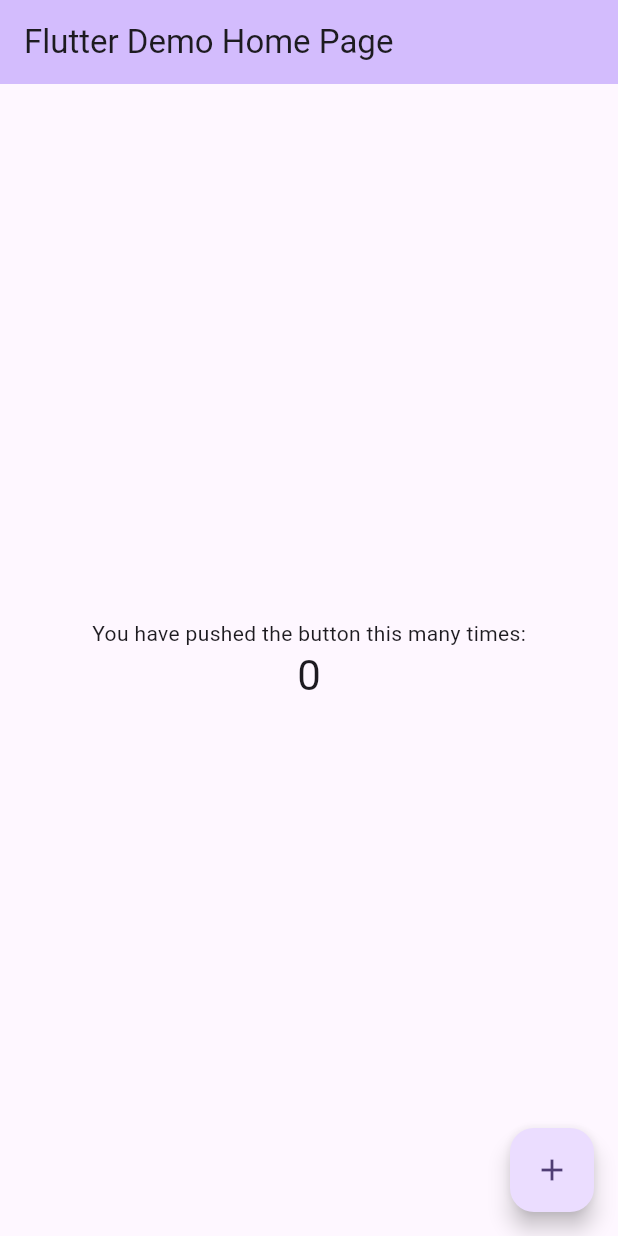
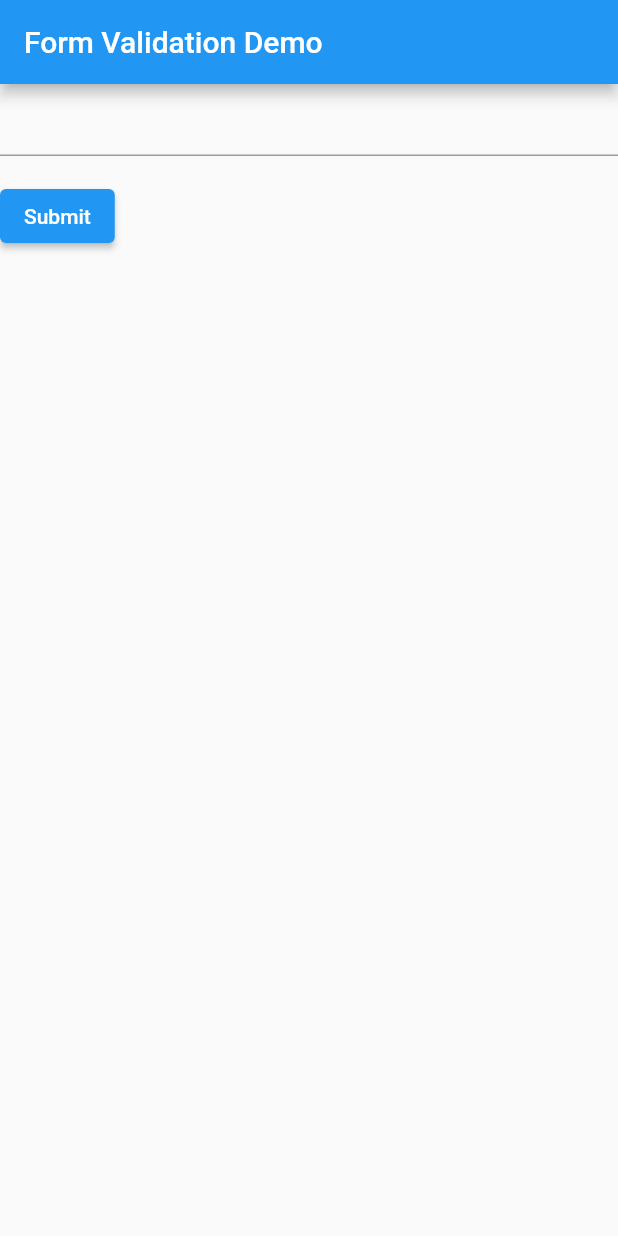
Before and after one commit to asutaka/FlutterCom, a Flutter app: the screen it shows after launch, on a phone screen of 412 x 824 dp. Run offline on Flutter 3.47's test engine with Material 2 defaults, Android fonts, the phone set to English and light mode, and no system bars.

Commit message:
second commit

```diff
--- a/lib/main.dart
+++ b/lib/main.dart
@@ -1,125 +1,81 @@
 import 'package:flutter/material.dart';
 
-void main() {
-  runApp(const MyApp());
-}
+void main() => runApp(const MyApp());
 
 class MyApp extends StatelessWidget {
   const MyApp({super.key});
 
-  // This widget is the root of your application.
   @override
   Widget build(BuildContext context) {
+    const appTitle = 'Form Validation Demo';
+
     return MaterialApp(
-      title: 'Flutter Demo',
-      theme: ThemeData(
-        // This is the theme of your application.
-        //
-        // TRY THIS: Try running your application with "flutter run". You'll see
-        // the application has a blue toolbar. Then, without quitting the app,
-        // try changing the seedColor in the colorScheme below to Colors.green
-        // and then invoke "hot reload" (save your changes or press the "hot
-        // reload" button in a Flutter-supported IDE, or press "r" if you used
-        // the command line to start the app).
-        //
-        // Notice that the counter didn't reset back to zero; the application
-        // state is not lost during the reload. To reset the state, use hot
-        // restart instead.
-        //
-        // This works for code too, not just values: Most code changes can be
-        // tested with just a hot reload.
-        colorScheme: ColorScheme.fromSeed(seedColor: Colors.deepPurple),
-        useMaterial3: true,
+      title: appTitle,
+      home: Scaffold(
+        appBar: AppBar(
+          title: const Text(appTitle),
+        ),
+        body: const MyCustomForm(),
       ),
-      home: const MyHomePage(title: 'Flutter Demo Home Page'),
     );
   }
 }
 
-class MyHomePage extends StatefulWidget {
-  const MyHomePage({super.key, required this.title});
-
-  // This widget is the home page of your application. It is stateful, meaning
-  // that it has a State object (defined below) that contains fields that affect
-  // how it looks.
-
-  // This class is the configuration for the state. It holds the values (in this
-  // case the title) provided by the parent (in this case the App widget) and
-  // used by the build method of the State. Fields in a Widget subclass are
-  // always marked "final".
-
-  final String title;
+// Create a Form widget.
+class MyCustomForm extends StatefulWidget {
+  const MyCustomForm({super.key});
 
   @override
-  State<MyHomePage> createState() => _MyHomePageState();
+  MyCustomFormState createState() {
+    return MyCustomFormState();
+  }
 }
 
-class _MyHomePageState extends State<MyHomePage> {
-  int _counter = 0;
-
-  void _incrementCounter() {
-    setState(() {
-      // This call to setState tells the Flutter framework that something has
-      // changed in this State, which causes it to rerun the build method below
-      // so that the display can reflect the updated values. If we changed
-      // _counter without calling setState(), then the build method would not be
-      // called again, and so nothing would appear to happen.
-      _counter++;
-    });
-  }
+// Create a corresponding State class.
+// This class holds data related to the form.
+class MyCustomFormState extends State<MyCustomForm> {
+  // Create a global key that uniquely identifies the Form widget
+  // and allows validation of the form.
+  //
+  // Note: This is a GlobalKey<FormState>,
+  // not a GlobalKey<MyCustomFormState>.
+  final _formKey = GlobalKey<FormState>();
 
   @override
   Widget build(BuildContext context) {
-    // This method is rerun every time setState is called, for instance as done
-    // by the _incrementCounter method above.
-    //
-    // The Flutter framework has been optimized to make rerunning build methods
-    // fast, so that you can just rebuild anything that needs updating rather
-    // than having to individually change instances of widgets.
-    return Scaffold(
-      appBar: AppBar(
-        // TRY THIS: Try changing the color here to a specific color (to
-        // Colors.amber, perhaps?) and trigger a hot reload to see the AppBar
-        // change color while the other colors stay the same.
-        backgroundColor: Theme.of(context).colorScheme.inversePrimary,
-        // Here we take the value from the MyHomePage object that was created by
-        // the App.build method, and use it to set our appbar title.
-        title: Text(widget.title),
+    // Build a Form widget using the _formKey created above.
+    return Form(
+      key: _formKey,
+      child: Column(
+        crossAxisAlignment: CrossAxisAlignment.start,
+        children: [
+          TextFormField(
+            // The validator receives the text that the user has entered.
+            validator: (value) {
+              if (value == null || value.isEmpty) {
+                return 'Please enter some text';
+              }
+              return null;
+            },
+          ),
+          Padding(
+            padding: const EdgeInsets.symmetric(vertical: 16),
+            child: ElevatedButton(
+              onPressed: () {
+                // Validate returns true if the form is valid, or false otherwise.
+                if (_formKey.currentState!.validate()) {
+                  // If the form is valid, display a snackbar. In the real world,
+                  // you'd often call a server or save the information in a database.
+                  ScaffoldMessenger.of(context).showSnackBar(
+                    const SnackBar(content: Text('Processing Data')),
+                  );
+                }
+              },
+              child: const Text('Submit'),
+            ),
+          ),
+        ],
       ),
-      body: Center(
-        // Center is a layout widget. It takes a single child and positions it
-        // in the middle of the parent.
-        child: Column(
-          // Column is also a layout widget. It takes a list of children and
-          // arranges them vertically. By default, it sizes itself to fit its
-          // children horizontally, and tries to be as tall as its parent.
-          //
-          // Column has various properties to control how it sizes itself and
-          // how it positions its children. Here we use mainAxisAlignment to
-          // center the children vertically; the main axis here is the vertical
-          // axis because Columns are vertical (the cross axis would be
-          // horizontal).
-          //
-          // TRY THIS: Invoke "debug painting" (choose the "Toggle Debug Paint"
-          // action in the IDE, or press "p" in the console), to see the
-          // wireframe for each widget.
-          mainAxisAlignment: MainAxisAlignment.center,
-          children: <Widget>[
-            const Text(
-              'You have pushed the button this many times:',
-            ),
-            Text(
-              '$_counter',
-              style: Theme.of(context).textTheme.headlineMedium,
-            ),
-          ],
-        ),
-      ),
-      floatingActionButton: FloatingActionButton(
-        onPressed: _incrementCounter,
-        tooltip: 'Increment',
-        child: const Icon(Icons.add),
-      ), // This trailing comma makes auto-formatting nicer for build methods.
     );
   }
 }
```
Also changed, not shown: 1 other file.
